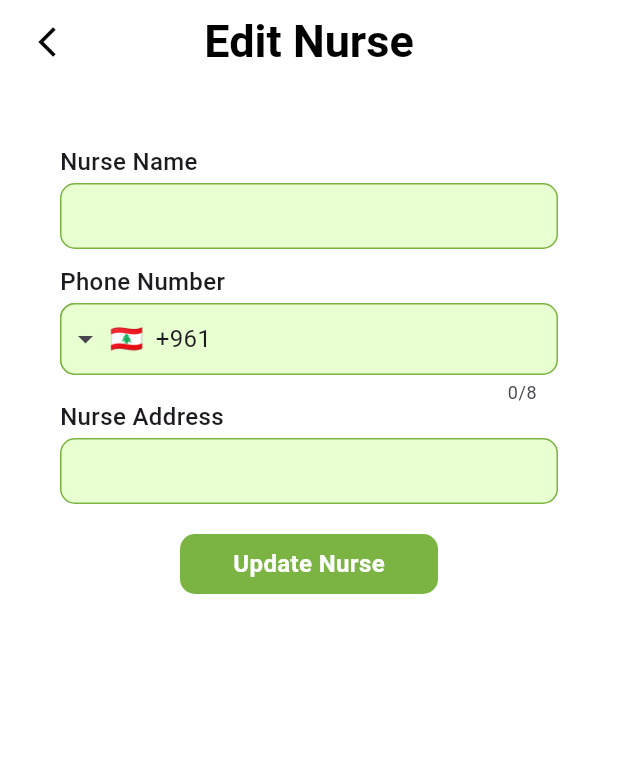
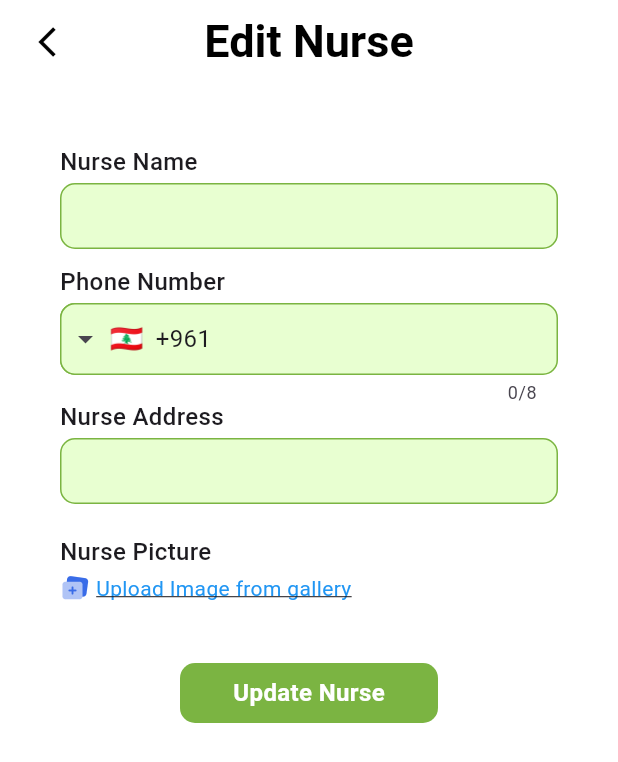
Before and after one commit to ZouheirN/nurse-app, a Flutter app: the EditNursePage screen opened by its route, on a phone screen of 412 x 824 dp. Shown: the top 762 px of the screen. Run offline on Flutter 3.47's test engine with Material 3 defaults, Android fonts, the phone set to English and light mode, and no system bars; drawn by our look-alikes of intl_phone_field; our stand-ins replace dropdown_button2, image_picker, shared_preferences; accounts and stored records are empty.

Commit message:
Update edit_nurse_page.dart

```diff
--- a/lib/pages/admin/edit_nurse_page.dart
+++ b/lib/pages/admin/edit_nurse_page.dart
@@ -1,6 +1,7 @@
 import 'package:flutter/material.dart';
 import 'package:nurse_app/components/phone_field_admin.dart';
 import 'package:nurse_app/components/labeled_textfield_admin.dart';
+import 'package:nurse_app/components/pick_image.dart';
 import 'package:nurse_app/components/third_button.dart';
 
 class EditNursePage extends StatelessWidget {
@@ -56,6 +57,11 @@ class EditNursePage extends StatelessWidget {
                     keyboardType: TextInputType.text,
                   ),
                   const SizedBox(height: 20),
+                  PickImage(
+                    label: 'Nurse Picture',
+                    onImageSelected: (image) {},
+                  ),
+                  const SizedBox(height: 20),
                   MyThirdButton(
                     onTap: () {},
                     buttonText: 'Update Nurse',
```
